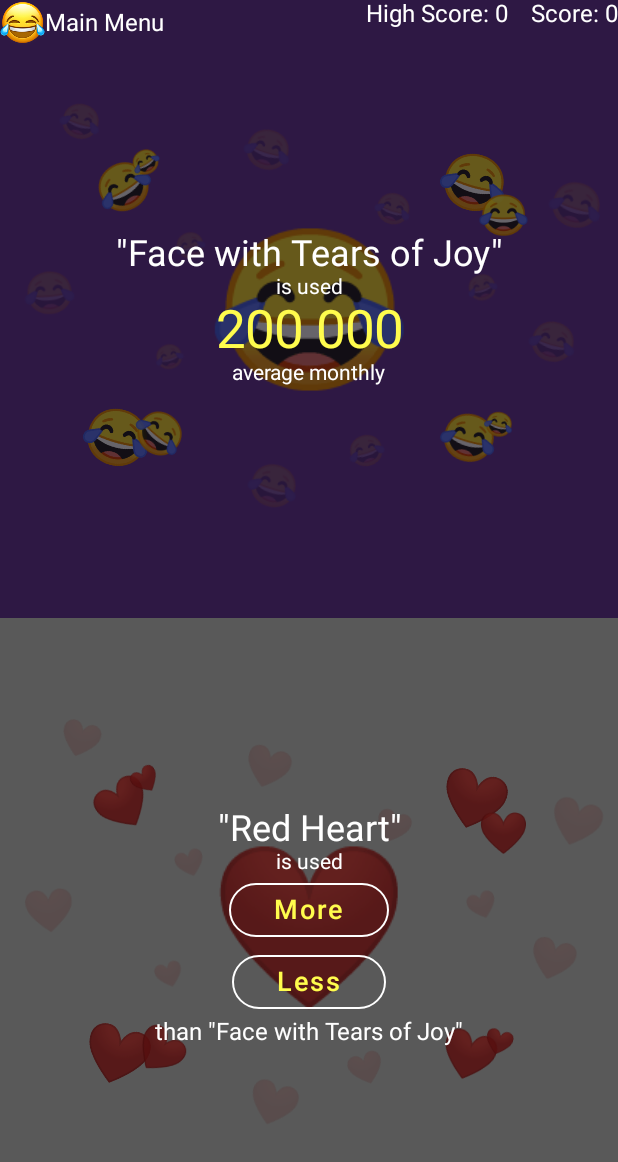
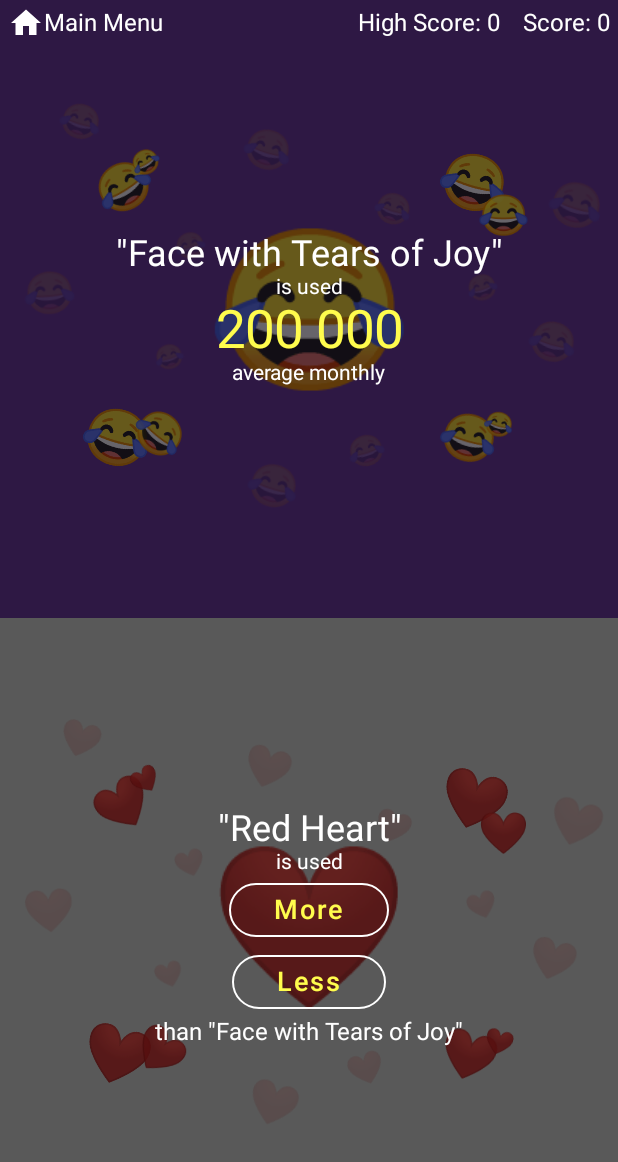
Before and after one commit to TilSeier/HigherLowerEmojiGame, an Android app built with Jetpack Compose: the screen it shows after launch (MainActivity), after a tap on "HomeScreen", on a phone screen of 412 x 824 dp. Shown: the top 1162 px of the screen. Run offline under Robolectric (Android 15) with nearby library versions, the phone set to English and light mode, and no system bars; our stand-ins replace constraintlayout-compose; libraries missing offline, so code that uses them is left out: dev.chrisbanes.snapper; 2 statements that could not run were skipped.

```diff
--- a/app/src/main/java/com/tilseier/higherloweremojigame/presentation/screen/game/GameContent.kt
+++ b/app/src/main/java/com/tilseier/higherloweremojigame/presentation/screen/game/GameContent.kt
@@ -96,7 +96,9 @@ fun GameContent(
             )
 
             StatusBar(
-                modifier = Modifier.fillMaxWidth(),
+                modifier = Modifier
+                    .fillMaxWidth()
+                    .padding(vertical = 3.dp, horizontal = 5.dp),
                 score = score,
                 higherScore = higherScore,
                 onMenuClick = {
@@ -114,23 +116,27 @@ fun StatusBar(
     higherScore: Int,
     onMenuClick: () -> Unit,
 ) {
-    Row(modifier = modifier) {
     Row(
-            modifier = Modifier
-                .weight(1f)
-                .clickable { onMenuClick() },
+        modifier = modifier,
+        verticalAlignment = Alignment.CenterVertically
+    ) {
+        Box(modifier = Modifier.weight(1f)) {
+            Row(
+                modifier = Modifier.clickable { onMenuClick() },
                 verticalAlignment = Alignment.CenterVertically
             ) {
                 Image(
-                painter = painterResource(id = R.drawable.face_with_tears_of_joy),
+                    painter = painterResource(id = R.drawable.ic_home),
                     contentDescription = null,
-                modifier = Modifier.size(30.dp)
+                    modifier = Modifier
+                        .size(24.dp)
                 )
                 Text(
                     text = stringResource(id = R.string.button_main_menu),
                     fontSize = 16.sp,
                     color = Color.White
                 )
+            }
         }
         Text(
             text = stringResource(id = R.string.high_score, higherScore),
--- /dev/null
+++ b/app/src/main/res/drawable/ic_home.xml
@@ -0,0 +1,5 @@
+<vector android:height="24dp" android:tint="#FFFFFF"
+    android:viewportHeight="24" android:viewportWidth="24"
+    android:width="24dp" xmlns:android="http://schemas.android.com/apk/res/android">
+    <path android:fillColor="@android:color/white" android:pathData="M10,20v-6h4v6h5v-8h3L12,3 2,12h3v8z"/>
+</vector>
```
Also changed, not shown: app/src/main/java/com/tilseier/higherloweremojigame/presentation/screen/game/GameViewModel.kt (+14 -2 lines). Lines whose indentation alone changed are shown as unchanged.
